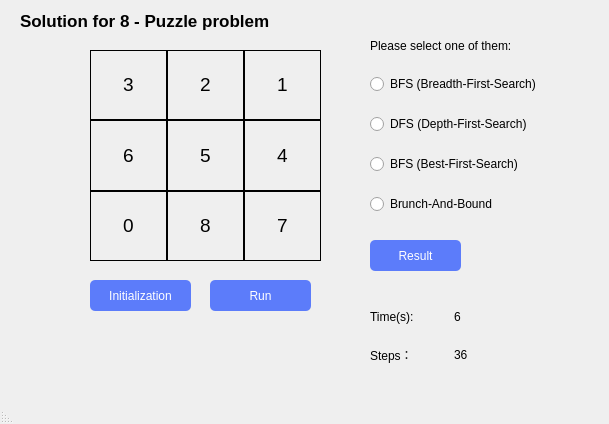
ouguangye/eight-puzzle-problem, file mainwindow.ui: the form before one commit.
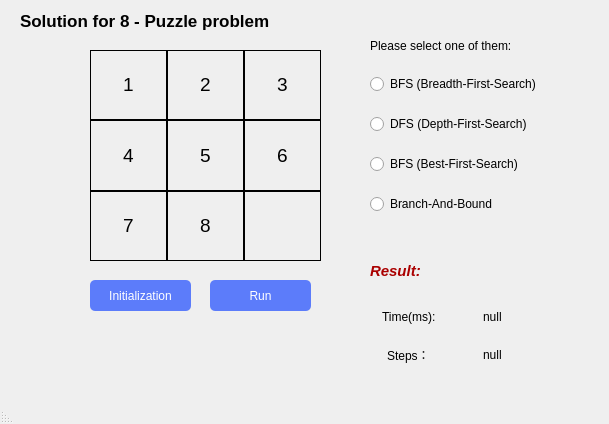
The form after the commit.

```diff
--- a/mainwindow.ui
+++ b/mainwindow.ui
@@ -101,25 +101,7 @@
      <string>Please select one of them:</string>
     </property>
    </widget>
-   <widget class="QPushButton" name="pushButton_3">
-    <property name="geometry">
-     <rect>
-      <x>370</x>
-      <y>240</y>
-      <width>91</width>
-      <height>31</height>
-     </rect>
-    </property>
-    <property name="styleSheet">
-     <string notr="true">background-color: rgb(92, 124, 250);
-color: rgb(255, 255, 255);
-border-radius:5px;</string>
-    </property>
-    <property name="text">
-     <string>Result</string>
-    </property>
-   </widget>
-   <widget class="QWidget" name="">
+   <widget class="QWidget" name="layoutWidget">
     <property name="geometry">
      <rect>
       <x>90</x>
@@ -169,7 +151,7 @@
           <enum>QFrame::Sunken</enum>
          </property>
          <property name="text">
-          <string>3</string>
+          <string>1</string>
          </property>
          <property name="textFormat">
           <enum>Qt::RichText</enum>
@@ -247,7 +229,7 @@
           <enum>QFrame::Sunken</enum>
          </property>
          <property name="text">
-          <string>1</string>
+          <string>3</string>
          </property>
          <property name="textFormat">
           <enum>Qt::RichText</enum>
@@ -296,7 +278,7 @@
           <enum>QFrame::Sunken</enum>
          </property>
          <property name="text">
-          <string>6</string>
+          <string>4</string>
          </property>
          <property name="textFormat">
           <enum>Qt::RichText</enum>
@@ -374,7 +356,7 @@
           <enum>QFrame::Sunken</enum>
          </property>
          <property name="text">
-          <string>4</string>
+          <string>6</string>
          </property>
          <property name="textFormat">
           <enum>Qt::RichText</enum>
@@ -423,7 +405,7 @@
           <enum>QFrame::Sunken</enum>
          </property>
          <property name="text">
-          <string>0</string>
+          <string>7</string>
          </property>
          <property name="textFormat">
           <enum>Qt::RichText</enum>
@@ -501,7 +483,7 @@
           <enum>QFrame::Sunken</enum>
          </property>
          <property name="text">
-          <string>7</string>
+          <string/>
          </property>
          <property name="textFormat">
           <enum>Qt::RichText</enum>
@@ -518,7 +500,7 @@
      </item>
     </layout>
    </widget>
-   <widget class="QWidget" name="">
+   <widget class="QWidget" name="layoutWidget">
     <property name="geometry">
      <rect>
       <x>370</x>
@@ -552,13 +534,13 @@
      <item>
       <widget class="QRadioButton" name="radioButton_4">
        <property name="text">
-        <string>Brunch-And-Bound</string>
+        <string>Branch-And-Bound</string>
        </property>
       </widget>
      </item>
     </layout>
    </widget>
-   <widget class="QWidget" name="">
+   <widget class="QWidget" name="layoutWidget">
     <property name="geometry">
      <rect>
       <x>370</x>
@@ -568,36 +550,63 @@
      </rect>
     </property>
     <layout class="QGridLayout" name="gridLayout">
-     <item row="0" column="0">
+     <item row="0" column="0" alignment="Qt::AlignHCenter">
       <widget class="QLabel" name="label_12">
        <property name="text">
-        <string>Time(s):</string>
+        <string>Time(ms):</string>
        </property>
       </widget>
      </item>
-     <item row="0" column="1">
+     <item row="0" column="1" alignment="Qt::AlignHCenter">
       <widget class="QLabel" name="label_14">
        <property name="text">
-        <string>6</string>
+        <string>null</string>
        </property>
       </widget>
      </item>
-     <item row="1" column="0">
+     <item row="1" column="0" alignment="Qt::AlignHCenter">
       <widget class="QLabel" name="label_13">
        <property name="text">
         <string>Steps：</string>
        </property>
       </widget>
      </item>
-     <item row="1" column="1">
+     <item row="1" column="1" alignment="Qt::AlignHCenter">
       <widget class="QLabel" name="label_15">
+       <property name="enabled">
+        <bool>true</bool>
+       </property>
        <property name="text">
-        <string>36</string>
+        <string>null</string>
        </property>
       </widget>
      </item>
     </layout>
    </widget>
+   <widget class="QLabel" name="label_16">
+    <property name="geometry">
+     <rect>
+      <x>370</x>
+      <y>260</y>
+      <width>91</width>
+      <height>21</height>
+     </rect>
+    </property>
+    <property name="font">
+     <font>
+      <pointsize>11</pointsize>
+      <weight>75</weight>
+      <italic>true</italic>
+      <bold>true</bold>
+     </font>
+    </property>
+    <property name="styleSheet">
+     <string notr="true">color:rgb(170, 0, 0);</string>
+    </property>
+    <property name="text">
+     <string>Result:</string>
+    </property>
+   </widget>
   </widget>
   <widget class="QMenuBar" name="menubar">
    <property name="geometry">
```
